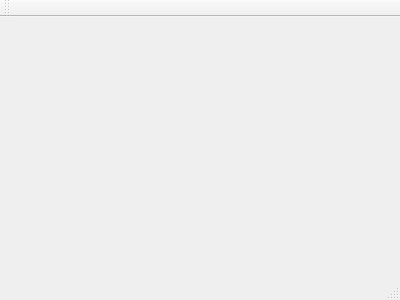
Qt form lab2/lab2/mainwindow.ui (asvitenkov/MRZ-Part-2) before a commit.
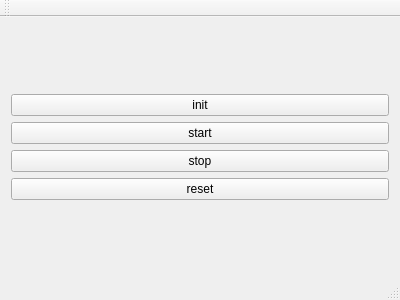
The same form after that commit.

Patch:
```diff
--- a/lab2/lab2/mainwindow.ui
+++ b/lab2/lab2/mainwindow.ui
@@ -12,13 +12,63 @@
   <property name="windowTitle" >
    <string>MainWindow</string>
   </property>
-  <widget class="QMenuBar" name="menuBar" />
-  <widget class="QToolBar" name="mainToolBar" />
-  <widget class="QWidget" name="centralWidget" />
-  <widget class="QStatusBar" name="statusBar" />
+  <widget class="QWidget" name="centralWidget">
+   <layout class="QGridLayout" name="gridLayout">
+    <item row="0" column="0">
+     <layout class="QVBoxLayout" name="verticalLayout">
+      <item>
+       <widget class="QPushButton" name="init">
+        <property name="text">
+         <string>init</string>
+        </property>
+       </widget>
+      </item>
+      <item>
+       <widget class="QPushButton" name="start">
+        <property name="text">
+         <string>start</string>
+        </property>
+       </widget>
+      </item>
+      <item>
+       <widget class="QPushButton" name="stop">
+        <property name="text">
+         <string>stop</string>
+        </property>
+       </widget>
+      </item>
+      <item>
+       <widget class="QPushButton" name="reset">
+        <property name="text">
+         <string>reset</string>
+        </property>
+       </widget>
+      </item>
+     </layout>
+    </item>
+   </layout>
+  </widget>
+  <widget class="QMenuBar" name="menuBar">
+   <property name="geometry">
+    <rect>
+     <x>0</x>
+     <y>0</y>
+     <width>400</width>
+     <height>25</height>
+    </rect>
+   </property>
+  </widget>
+  <widget class="QToolBar" name="mainToolBar">
+   <attribute name="toolBarArea">
+    <enum>TopToolBarArea</enum>
+   </attribute>
+   <attribute name="toolBarBreak">
+    <bool>false</bool>
+   </attribute>
+  </widget>
+  <widget class="QStatusBar" name="statusBar"/>
  </widget>
- <layoutDefault spacing="6" margin="11" />
- <pixmapfunction></pixmapfunction>
+ <layoutdefault spacing="6" margin="11"/>
  <resources/>
  <connections/>
 </ui>
```
Left out of the diff: 7 changed lines with no effect on the pictures.
